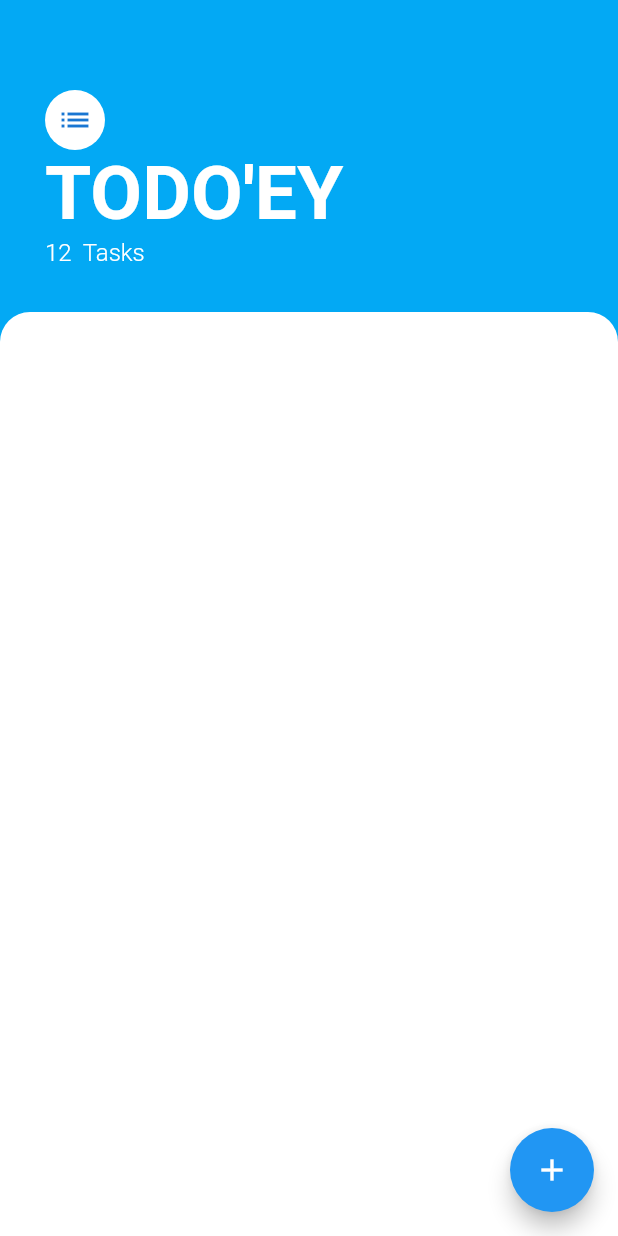
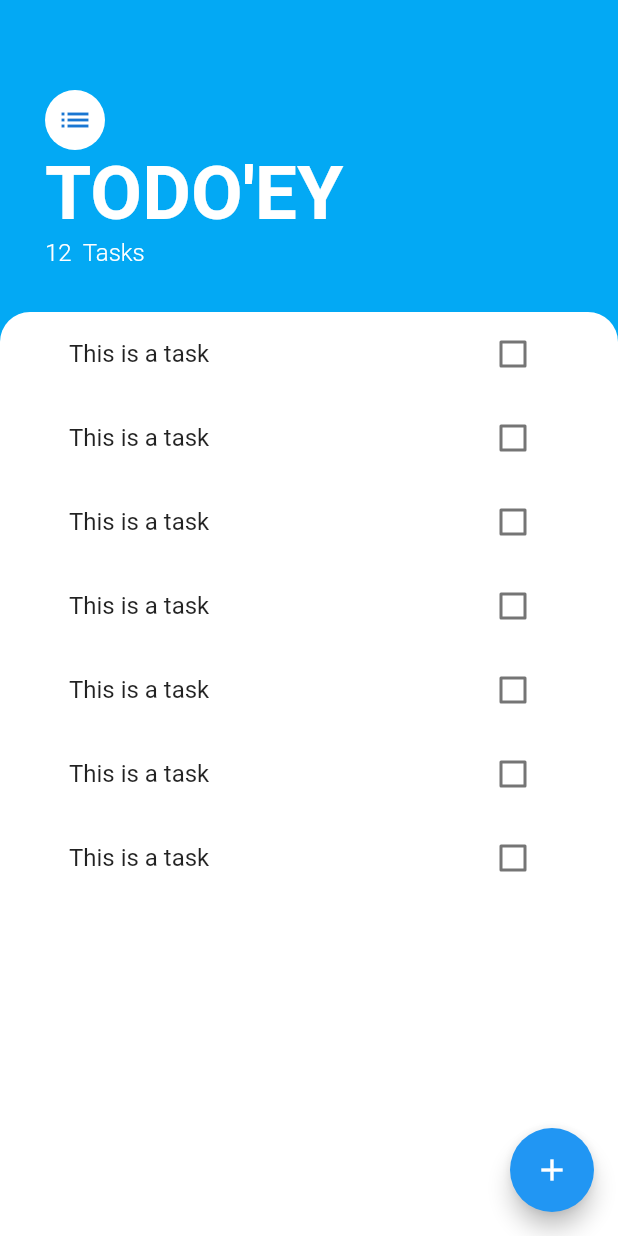
Before and after one commit to mannuelf/flutter-statemanagement, a Flutter app: the screen it shows after launch, on a phone screen of 412 x 824 dp. Run offline on Flutter 3.47's test engine with Material 2 defaults, Android fonts, the phone set to English and light mode, and no system bars.

Commit message:
adds widgets for the list and tiles with check boxes

```diff
--- a/lib/screens/tasks_screen.dart
+++ b/lib/screens/tasks_screen.dart
@@ -1,6 +1,7 @@
 // ignore_for_file: prefer_const_literals_to_create_immutables, prefer_const_constructors
 
 import 'package:flutter/material.dart';
+import 'package:statemanagement/widgets/tasks_list.dart';
 
 class TasksScreen extends StatelessWidget {
   const TasksScreen({Key? key}) : super(key: key);
@@ -50,11 +51,15 @@ class TasksScreen extends StatelessWidget {
           ),
           Expanded(
             child: Container(
+              padding: EdgeInsets.symmetric(horizontal: 30.0),
               decoration: BoxDecoration(
-                  color: Colors.white,
-                  borderRadius: BorderRadius.only(
-                      topLeft: Radius.circular(20.0),
-                      topRight: Radius.circular(20.0))),
+                color: Colors.white,
+                borderRadius: BorderRadius.only(
+                  topLeft: Radius.circular(20.0),
+                  topRight: Radius.circular(20.0),
+                ),
+              ),
+              child: TasksList(),
             ),
           )
         ],
--- /dev/null
+++ b/lib/widgets/tasks_list.dart
@@ -0,0 +1,29 @@
+// ignore_for_file: prefer_const_constructors
+
+import 'package:flutter/material.dart';
+import 'package:statemanagement/widgets/tasks_tile.dart';
+
+class TasksList extends StatelessWidget {
+  const TasksList({Key? key}) : super(key: key);
+
+  @override
+  Widget build(BuildContext context) {
+    return ListView(children: <Widget>[
+      TasksTile(),
+      TasksTile(),
+      TasksTile(),
+      TasksTile(),
+      TasksTile(),
+      TasksTile(),
+      ListTile(
+        title: Text(
+          'This is a task',
+        ),
+        trailing: Checkbox(
+          value: false,
+          onChanged: (bool? value) {},
+        ),
+      ),
+    ]);
+  }
+}
--- /dev/null
+++ b/lib/widgets/tasks_tile.dart
@@ -0,0 +1,19 @@
+import 'package:flutter/material.dart';
+
+class TasksTile extends StatelessWidget {
+  const TasksTile({Key? key}) : super(key: key);
+
+  @override
+  Widget build(BuildContext context) {
+    return ListTile(
+      // ignore: prefer_const_constructors
+      title: Text(
+        'This is a task',
+      ),
+      trailing: Checkbox(
+        value: false,
+        onChanged: (bool? value) {},
+      ),
+    );
+  }
+}
```
